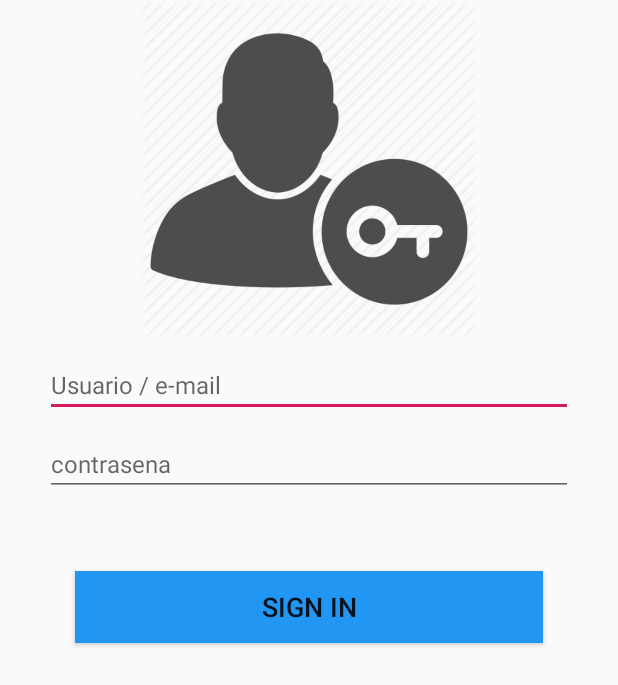
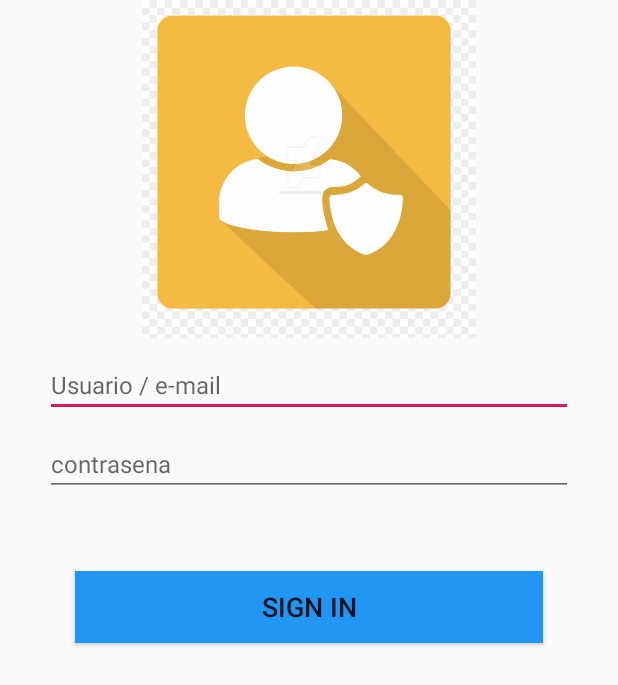
Before and after one commit to EliecerAguilar/AppsLab5EAguilar, an Android app: the layout activity_login.xml on its own in the app's theme, with its tools: preview values and no code run, on a phone screen of 412 x 824 dp. Shown: the top 685 px of the screen. Run offline under Robolectric (Android 15) with nearby library versions, the phone set to English and light mode, and no system bars.

Commit message:
XML de datos ajustar interfaz

```diff
--- a/app/src/main/res/layout/activity_login.xml
+++ b/app/src/main/res/layout/activity_login.xml
@@ -18,7 +18,7 @@
             android:id="@+id/imageView"
             android:layout_width="match_parent"
             android:layout_height="225dp"
-            tools:src="@drawable/login_icon" />
+            tools:src="@drawable/log" />
 
 
 
```
Also changed, not shown: app/src/main/res/drawable/log.jpeg (added).
